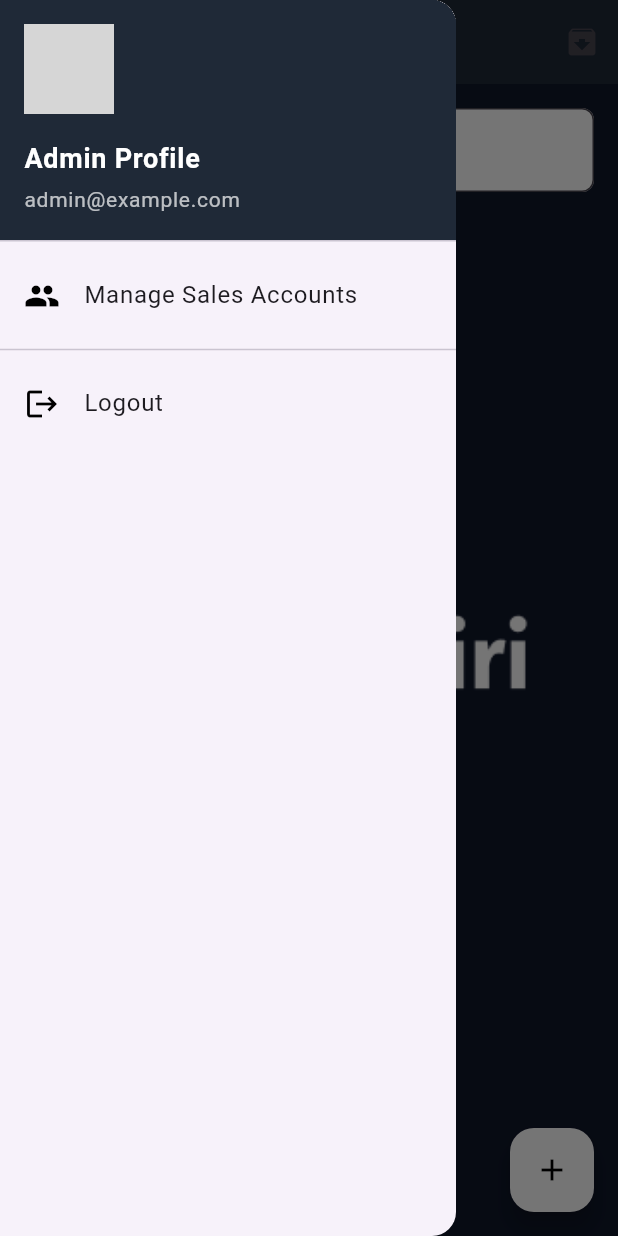
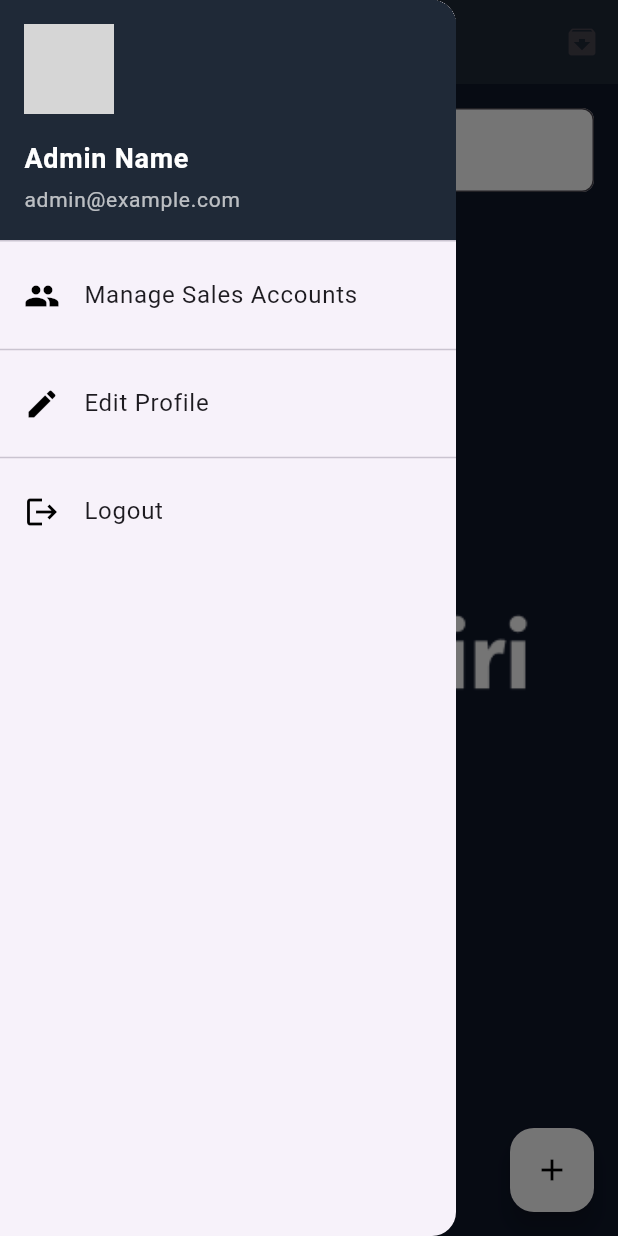
Before and after one commit to ajrahar/intern-new, a Flutter app: the HomeScreen screen opened by its route, with the side drawer open, on a phone screen of 412 x 824 dp. Run offline on Flutter 3.47's test engine with Material 3 defaults, Android fonts, the phone set to English and light mode, and no system bars; our stand-ins replace shared_preferences; accounts and stored records are empty; grey boxes are pictures that could not be loaded.

Commit message:
update admin

```diff
--- a/lib/admin_screens/home_screen.dart
+++ b/lib/admin_screens/home_screen.dart
@@ -1,3 +1,4 @@
+import 'package:Kodegiri/admin_screens/edit_profile_screen.dart';
 import 'package:Kodegiri/admin_screens/manage_sales_screen.dart';
 import 'package:Kodegiri/universal_screen/login_screen.dart';
 import 'package:flutter/material.dart';
@@ -435,25 +436,26 @@ class _HomeScreenState extends State<HomeScreen> {
             ),
             child: Column(
               crossAxisAlignment: CrossAxisAlignment.start,
-              children: const [
+              children: [
                 CircleAvatar(
                   radius: 30,
                   backgroundImage: AssetImage(
-                      'assets/images/profile.png'), // Add your admin profile image
+                    'assets/images/profile.png', // Add your admin profile image
+                  ),
                 ),
-                SizedBox(height: 16),
+                const SizedBox(height: 16),
                 Text(
-                  'Admin Profile',
-                  style: TextStyle(
+                  'Admin Name', // Update with current admin name
+                  style: const TextStyle(
                     color: Colors.white,
                     fontSize: 18,
                     fontWeight: FontWeight.bold,
                   ),
                 ),
-                SizedBox(height: 4),
+                const SizedBox(height: 4),
                 Text(
-                  'admin@example.com',
-                  style: TextStyle(
+                  'admin@example.com', // Update with current admin email
+                  style: const TextStyle(
                     color: Colors.white70,
                     fontSize: 14,
                   ),
@@ -468,6 +470,17 @@ class _HomeScreenState extends State<HomeScreen> {
               Navigator.pushReplacement(
                 context,
                 MaterialPageRoute(builder: (context) => SalesAccountScreen()),
+              );
+            },
+          ),
+          const Divider(),
+          ListTile(
+            leading: const Icon(Icons.edit, color: Colors.black),
+            title: const Text('Edit Profile'),
+            onTap: () {
+              Navigator.push(
+                context,
+                MaterialPageRoute(builder: (context) => EditProfileScreen()),
               );
             },
           ),
--- a/lib/universal_screen/link_provider.dart
+++ b/lib/universal_screen/link_provider.dart
@@ -1,6 +1,7 @@
 import 'package:flutter/foundation.dart';
 
 class LinkProvider with ChangeNotifier {
+  // Define your LinkProvider class here
   List<Map<String, String>> _links = [];
 
   List<Map<String, String>> get links => _links;
@@ -10,8 +11,5 @@ class LinkProvider with ChangeNotifier {
     notifyListeners();
   }
 
-  void removeLink(Map<String, String> link) {
-    _links.remove(link);
-    notifyListeners();
-  }
+  // Add other methods as needed
 }
```
Also changed, not shown: lib/admin_screens/edit_profile_screen.dart (added, +53 -0 lines), lib/main.dart (+6 -3 lines).
